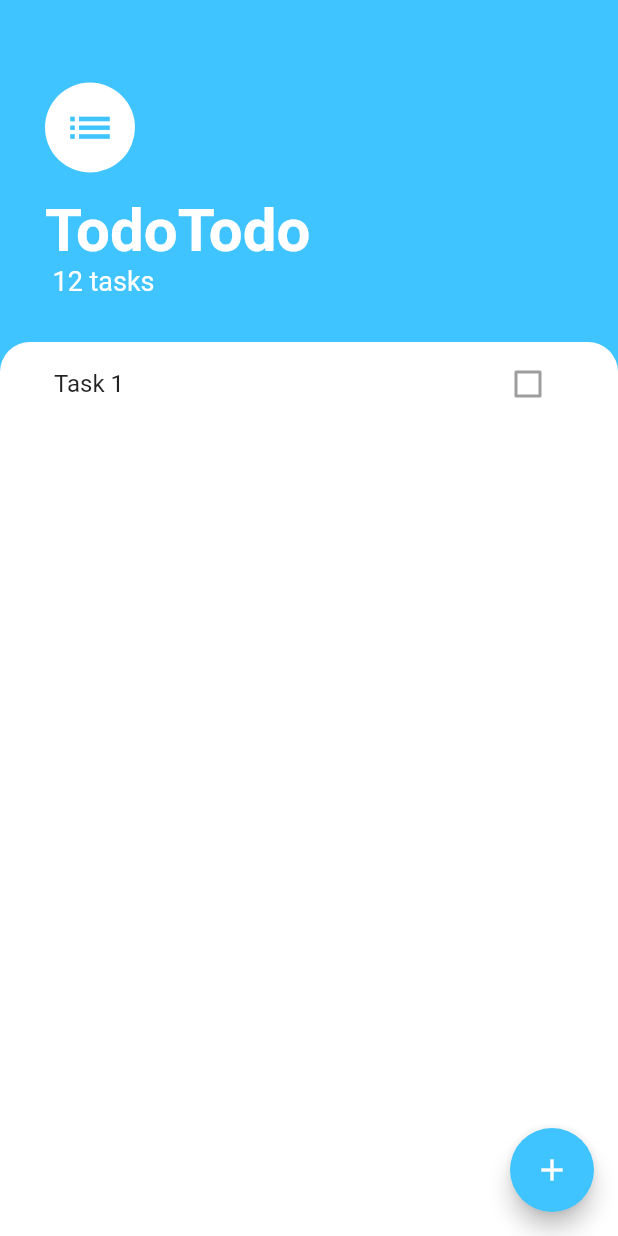
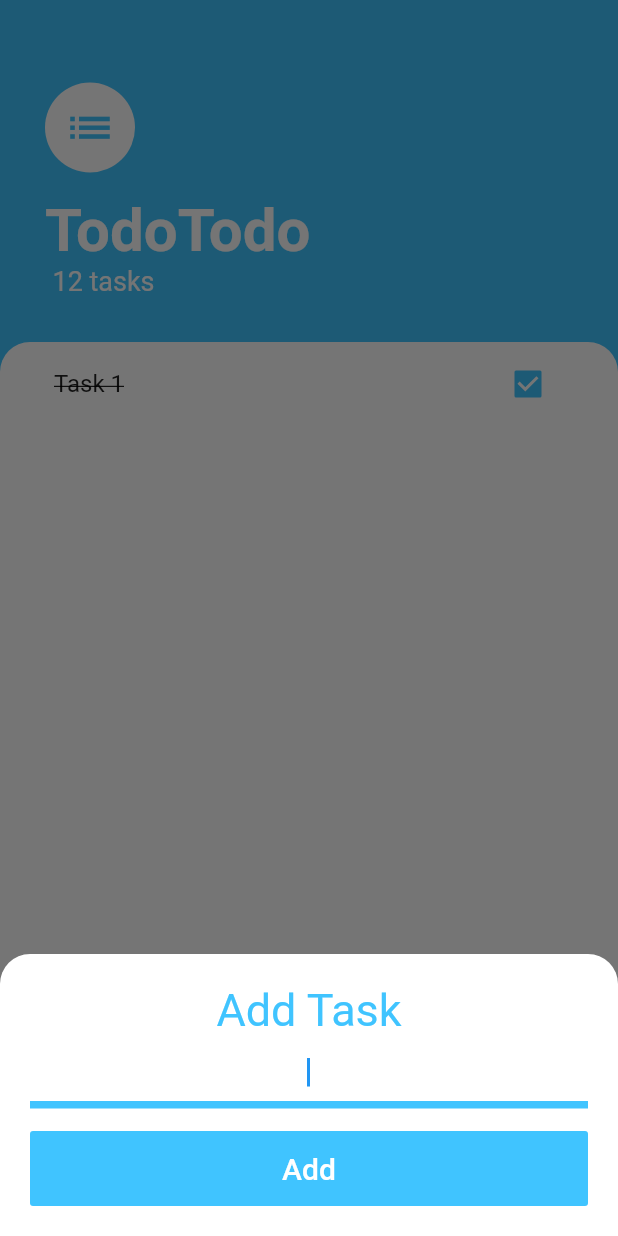
Before and after one commit to GouthamSurendran/Todo-app-Flutter, a Flutter app: the screen it shows after launch, after a tap on the "add" icon, on a phone screen of 412 x 824 dp. Run offline on Flutter 3.47's test engine with Material 2 defaults, Android fonts, the phone set to English and light mode, and no system bars.

Commit message:
User Interaction added

```diff
--- /dev/null
+++ b/lib/screens/addtask_screen.dart
@@ -0,0 +1,57 @@
+import 'package:flutter/material.dart';
+
+class AddTaskScreen extends StatelessWidget {
+  @override
+  Widget build(BuildContext context) {
+    return Container(
+      color: Color(0xff757575),
+      child: Container(
+        decoration: BoxDecoration(
+            color: Colors.white,
+            borderRadius: BorderRadius.only(
+                topLeft: Radius.circular(20), topRight: Radius.circular(20))),
+        padding: EdgeInsets.all(20),
+        child: Column(
+          crossAxisAlignment: CrossAxisAlignment.stretch,
+          children: <Widget>[
+            Center(
+              child: Text(
+                'Add Task',
+                style: TextStyle(
+                    color: Colors.lightBlueAccent.shade200, fontSize: 30.0),
+              ),
+            ),
+            TextField(
+              autofocus: true,
+              textAlign: TextAlign.center,
+              decoration: InputDecoration(
+                enabledBorder: UnderlineInputBorder(
+                  borderSide:
+                      BorderSide(color: Colors.lightBlueAccent, width: 5.0),
+                ),
+                focusedBorder: UnderlineInputBorder(
+                  borderSide:
+                      BorderSide(color: Colors.lightBlueAccent, width: 5.0),
+                ),
+              ),
+            ),
+            SizedBox(
+              height: 15.0,
+            ),
+            Container(
+              height: 50.0,
+              child: FlatButton(
+                onPressed: () {},
+                child: Text(
+                  'Add',
+                  style: TextStyle(color: Colors.white, fontSize: 20.0),
+                ),
+                color: Colors.lightBlueAccent.shade200,
+              ),
+            )
+          ],
+        ),
+      ),
+    );
+  }
+}
--- a/lib/screens/tasks_screen.dart
+++ b/lib/screens/tasks_screen.dart
@@ -1,4 +1,5 @@
 import 'package:flutter/material.dart';
+import 'package:todoflutter/screens/addtask_screen.dart';
 import 'package:todoflutter/widgets/tasks_list.dart';
 
 class TaskScreen extends StatelessWidget {
@@ -7,7 +8,17 @@ class TaskScreen extends StatelessWidget {
     return Scaffold(
       backgroundColor: Colors.lightBlueAccent.shade200,
       floatingActionButton: FloatingActionButton(
-        onPressed: () {},
+        onPressed: () {
+          showModalBottomSheet(
+              context: context,
+              isScrollControlled: true,
+              builder: (context) => SingleChildScrollView(
+                      child: Container(
+                    padding: EdgeInsets.only(
+                        bottom: MediaQuery.of(context).viewInsets.bottom),
+                    child: AddTaskScreen(),
+                  )));
+        },
         backgroundColor: Colors.lightBlueAccent.shade200,
         child: Icon(Icons.add),
       ),
--- a/lib/widgets/tasks_tile.dart
+++ b/lib/widgets/tasks_tile.dart
@@ -1,11 +1,46 @@
 import 'package:flutter/material.dart';
 
-class TaskTile extends StatelessWidget {
+class TaskTile extends StatefulWidget {
   @override
+  _TaskTileState createState() => _TaskTileState();
+}
+
+class _TaskTileState extends State<TaskTile> {
+  @override
+  bool isChecked = true;
+
+  void checkboxState(bool isCheck) {
+    setState(() {
+      isChecked = isCheck;
+    });
+  }
+
   Widget build(BuildContext context) {
     return ListTile(
-      title: Text('Task 1'),
-      trailing: Checkbox(value: false, onChanged: null),
+      title: Text(
+        'Task 1',
+        style: TextStyle(
+            decoration: isChecked ? TextDecoration.lineThrough : null),
+      ),
+      trailing: TaskCheckbox(
+        checkboxState: isChecked,
+        toggleCheckboxState: checkboxState,
+      ),
     );
   }
 }
+
+class TaskCheckbox extends StatelessWidget {
+  final bool checkboxState;
+  final Function toggleCheckboxState;
+
+  TaskCheckbox(
+      {@required this.checkboxState, @required this.toggleCheckboxState});
+
+  Widget build(BuildContext context) {
+    return Checkbox(
+        activeColor: Colors.lightBlueAccent.shade200,
+        value: checkboxState,
+        onChanged: toggleCheckboxState);
+  }
+}
```
